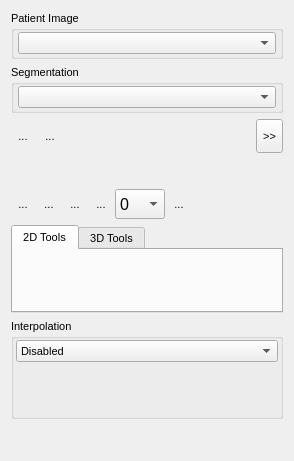
This is Plugins/org.mitk.gui.qt.multilabelsegmentation/src/internal/QmitkMultiLabelSegmentationControls.ui in MITK/MITK as Qt 5 draws it before an edit. The edited form follows.
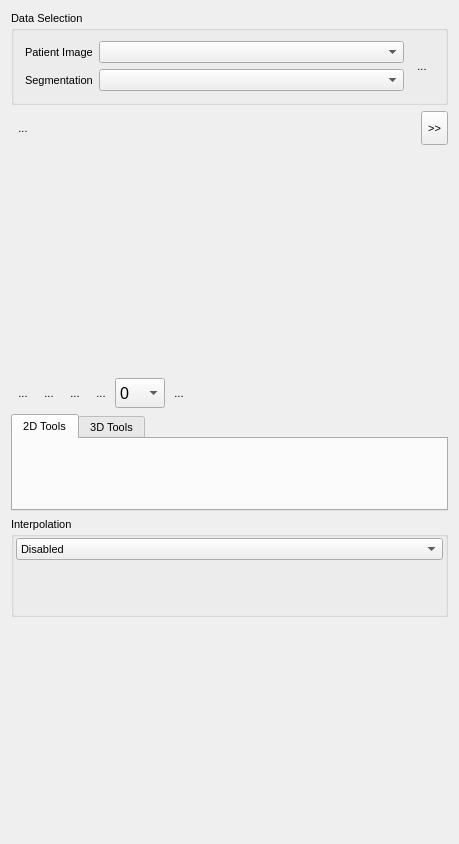
This is the edited form. Icons and pictures are not drawn. Custom widgets are drawn as their Qt base class.

Commit message: Restructure data selection. Patient and segmentation image selection in one group box. As well as the "Create new segmentation session"

What changed in the file:
```diff
--- a/Plugins/org.mitk.gui.qt.multilabelsegmentation/src/internal/QmitkMultiLabelSegmentationControls.ui
+++ b/Plugins/org.mitk.gui.qt.multilabelsegmentation/src/internal/QmitkMultiLabelSegmentationControls.ui
@@ -6,8 +6,8 @@
    <rect>
     <x>0</x>
     <y>0</y>
-    <width>294</width>
-    <height>461</height>
+    <width>459</width>
+    <height>844</height>
    </rect>
   </property>
   <property name="sizePolicy">
@@ -46,25 +46,17 @@
       </sizepolicy>
      </property>
      <property name="title">
-      <string>Patient Image</string>
+      <string>Data Selection</string>
      </property>
-     <layout class="QHBoxLayout" name="horizontalLayout_4">
-      <property name="spacing">
-       <number>2</number>
-      </property>
-      <property name="leftMargin">
-       <number>4</number>
-      </property>
-      <property name="topMargin">
-       <number>2</number>
-      </property>
-      <property name="rightMargin">
-       <number>4</number>
-      </property>
-      <property name="bottomMargin">
-       <number>2</number>
-      </property>
-      <item>
+     <layout class="QGridLayout" name="gridLayout">
+      <item row="0" column="0">
+       <widget class="QLabel" name="label_PatientImage">
+        <property name="text">
+         <string>Patient Image</string>
+        </property>
+       </widget>
+      </item>
+      <item row="0" column="1">
        <widget class="QmitkDataStorageComboBox" name="m_cbReferenceNodeSelector">
         <property name="sizePolicy">
          <sizepolicy hsizetype="MinimumExpanding" vsizetype="Fixed">
@@ -74,37 +66,40 @@
         </property>
        </widget>
       </item>
-     </layout>
-    </widget>
-   </item>
-   <item>
-    <widget class="QGroupBox" name="groupBox_4">
-     <property name="sizePolicy">
-      <sizepolicy hsizetype="Minimum" vsizetype="Fixed">
-       <horstretch>0</horstretch>
-       <verstretch>0</verstretch>
-      </sizepolicy>
-     </property>
-     <property name="title">
-      <string>Segmentation</string>
-     </property>
-     <layout class="QHBoxLayout" name="horizontalLayout_3">
-      <property name="spacing">
-       <number>2</number>
-      </property>
-      <property name="leftMargin">
-       <number>4</number>
-      </property>
-      <property name="topMargin">
-       <number>2</number>
-      </property>
-      <property name="rightMargin">
-       <number>4</number>
-      </property>
-      <property name="bottomMargin">
-       <number>2</number>
-      </property>
-      <item>
+      <item row="0" column="2" rowspan="2">
+       <widget class="QToolButton" name="m_pbNewSegmentationSession">
+        <property name="toolTip">
+         <string>Create a new segmentation session</string>
+        </property>
+        <property name="text">
+         <string>...</string>
+        </property>
+        <property name="icon">
+         <iconset resource="../../resources/multilabelsegmentation.qrc">
+          <normaloff>:/multilabelsegmentation/NewSegmentationSession_48x48.png</normaloff>:/multilabelsegmentation/NewSegmentationSession_48x48.png</iconset>
+        </property>
+        <property name="iconSize">
+         <size>
+          <width>28</width>
+          <height>28</height>
+         </size>
+        </property>
+        <property name="shortcut">
+         <string>N</string>
+        </property>
+        <property name="autoRaise">
+         <bool>true</bool>
+        </property>
+       </widget>
+      </item>
+      <item row="1" column="0">
+       <widget class="QLabel" name="label_Segmentation">
+        <property name="text">
+         <string>Segmentation</string>
+        </property>
+       </widget>
+      </item>
+      <item row="1" column="1">
        <widget class="QmitkDataStorageComboBox" name="m_cbWorkingNodeSelector">
         <property name="sizePolicy">
          <sizepolicy hsizetype="MinimumExpanding" vsizetype="Fixed">
@@ -125,32 +120,6 @@
      <property name="bottomMargin">
       <number>4</number>
      </property>
-     <item>
-      <widget class="QToolButton" name="m_pbNewSegmentationSession">
-       <property name="toolTip">
-        <string>Create a new segmentation session</string>
-       </property>
-       <property name="text">
-        <string>...</string>
-       </property>
-       <property name="icon">
-        <iconset resource="../../resources/multilabelsegmentation.qrc">
-         <normaloff>:/multilabelsegmentation/NewSegmentationSession_48x48.png</normaloff>:/multilabelsegmentation/NewSegmentationSession_48x48.png</iconset>
-       </property>
-       <property name="iconSize">
-        <size>
-         <width>28</width>
-         <height>28</height>
-        </size>
-       </property>
-       <property name="shortcut">
-        <string>N</string>
-       </property>
-       <property name="autoRaise">
-        <bool>true</bool>
-       </property>
-      </widget>
-     </item>
      <item>
       <widget class="QToolButton" name="m_pbNewLabel">
        <property name="toolTip">
@@ -247,33 +216,6 @@
      <property name="sizeConstraint">
       <enum>QLayout::SetDefaultConstraint</enum>
      </property>
-     <item>
-      <widget class="QToolButton" name="m_btLockExterior">
-       <property name="toolTip">
-        <string>Lock/Unlock exterior</string>
-       </property>
-       <property name="text">
-        <string>...</string>
-       </property>
-       <property name="icon">
-        <iconset>
-         <normaloff>:/Qmitk/UnlockExterior_48x48.png</normaloff>
-         <normalon>:/Qmitk/LockExterior_48x48.png</normalon>:/Qmitk/UnlockExterior_48x48.png</iconset>
-       </property>
-       <property name="iconSize">
-        <size>
-         <width>28</width>
-         <height>28</height>
-        </size>
-       </property>
-       <property name="checkable">
-        <bool>true</bool>
-       </property>
-       <property name="autoRaise">
-        <bool>true</bool>
-       </property>
-      </widget>
-     </item>
      <item>
       <widget class="QToolButton" name="m_btAddLayer">
        <property name="toolTip">
@@ -343,6 +285,29 @@
        </property>
       </widget>
      </item>
+     <item>
+      <widget class="QToolButton" name="m_btNextLayer">
+       <property name="toolTip">
+        <string>Change to the next available layer</string>
+       </property>
+       <property name="text">
+        <string>...</string>
+       </property>
+       <property name="icon">
+        <iconset>
+         <normaloff>:/Qmitk/NextLayer_48x48.png</normaloff>:/Qmitk/NextLayer_48x48.png</iconset>
+       </property>
+       <property name="iconSize">
+        <size>
+         <width>28</width>
+         <height>28</height>
+        </size>
+       </property>
+       <property name="autoRaise">
+        <bool>true</bool>
+       </property>
+      </widget>
+     </item>
      <item>
       <widget class="QComboBox" name="m_cbActiveLayer">
        <property name="sizePolicy">
@@ -379,7 +344,7 @@
       </widget>
      </item>
      <item>
-      <widget class="QToolButton" name="m_btNextLayer">
+      <widget class="QToolButton" name="m_btLockExterior">
        <property name="toolTip">
         <string>Change to the next available layer</string>
        </property>
@@ -396,13 +361,16 @@
          <height>28</height>
         </size>
        </property>
+       <property name="checkable">
+        <bool>true</bool>
+       </property>
        <property name="autoRaise">
         <bool>true</bool>
        </property>
       </widget>
      </item>
      <item>
-      <spacer name="horizontalSpacer">
+      <spacer name="horizontalSpacer1">
        <property name="orientation">
         <enum>Qt::Horizontal</enum>
        </property>
```
Left out of the diff: 11 changed lines with no effect on the pictures.
